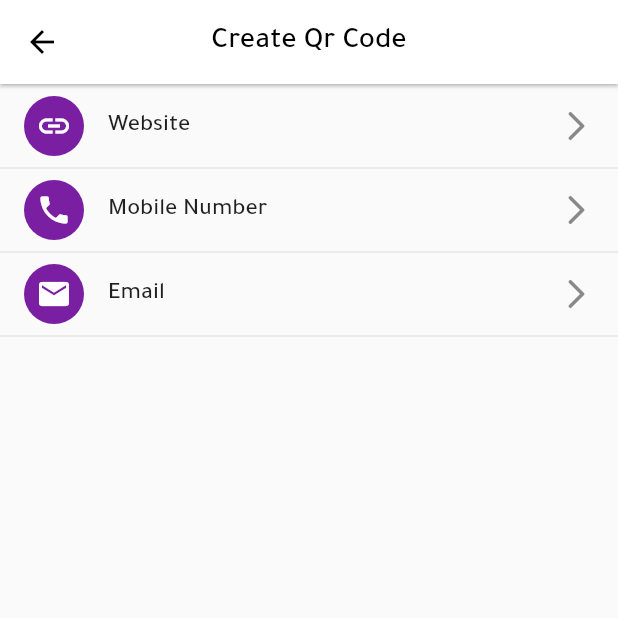
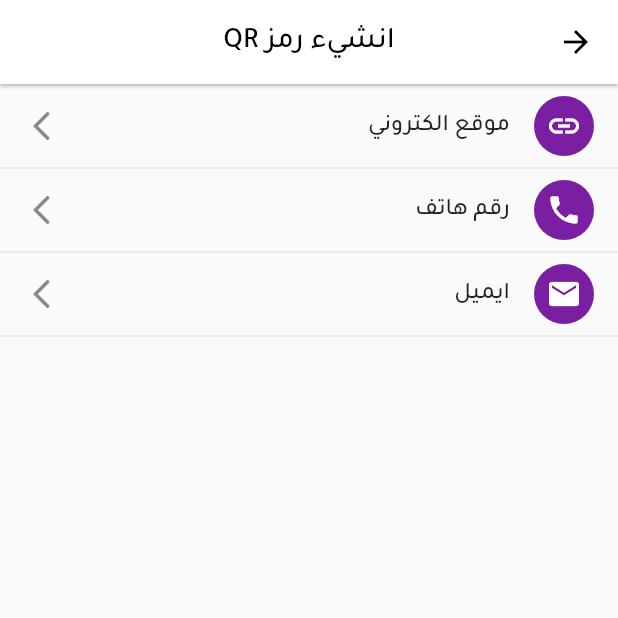
Before and after one commit to Modather-ali/qr_hub, a Flutter app: the SelectQrCodeType screen opened directly, on a phone screen of 412 x 824 dp, the top half of it. Run offline on Flutter 3.47's test engine with Material 2 defaults, Android fonts, the phone set to English and light mode, and no system bars; our stand-ins replace auto_size_text, get, image_gallery_saver, permission_handler, screenshot, share_plus and 2 more; missing offline and left inert: circular_clip_route, day_night_switcher, qr_code_scanner, syncfusion_flutter_barcodes; accounts and stored records are empty.

Commit message:
added ar language

```diff
--- a/lib/main.dart
+++ b/lib/main.dart
@@ -19,7 +19,7 @@ class MyApp extends StatefulWidget {
 }
 
 class _MyAppState extends State<MyApp> {
-  // final ThemeController _themeController = Get.put(ThemeController());
+  final ThemeController _themeController = Get.put(ThemeController());
   @override
   void initState() {
     // _themeController.readData();
@@ -33,6 +33,8 @@ class _MyAppState extends State<MyApp> {
       title: 'QrHub',
       theme: lightTheme,
       darkTheme: darkTheme,
+      locale: Locale(_themeController.local),
+      translations: AppLocale(),
       // themeMode: _themeController.themeMode == 'dark'
       //     ? ThemeMode.dark
       //     : ThemeMode.light,
--- a/lib/packages.dart
+++ b/lib/packages.dart
@@ -26,6 +26,7 @@ export 'src/controller/qr_controller.dart';
 export 'src/controller/theme_controller.dart';
 export 'src/extensions/date_extension.dart';
 export 'src/models/qr_model.dart';
+export 'src/res/app_locale.dart';
 export 'src/res/app_theme.dart';
 export 'src/res/assets.dart';
 export 'src/screens/create_qr_code/create_qr_code.dart';
--- a/lib/src/components/qr_item_card.dart
+++ b/lib/src/components/qr_item_card.dart
@@ -7,6 +7,8 @@ class QrItemCard extends StatelessWidget {
       : super(key: key);
   @override
   Widget build(BuildContext context) {
+    String date =
+        '${qrModel.date.split(',')[0].tr}, ${qrModel.date.split(',')[1]}';
     return GestureDetector(
       onTap: () {
         Navigator.push(
@@ -44,7 +46,7 @@ class QrItemCard extends StatelessWidget {
             ),
           ),
           subtitle: Text(
-            qrModel.date,
+            date,
             style: const TextStyle(
               fontSize: 15,
               fontWeight: FontWeight.w400,
--- a/lib/src/components/super_text_field.dart
+++ b/lib/src/components/super_text_field.dart
@@ -32,7 +32,7 @@ class SuperTextField extends StatelessWidget {
     return Padding(
       padding: const EdgeInsets.only(top: 16),
       child: TextFormField(
-        onChanged: onChanged,
+        textDirection: TextDirection.ltr,
         controller: controller,
         validator: validator,
         scrollPadding: const EdgeInsets.all(50),
--- /dev/null
+++ b/lib/src/res/app_locale.dart
@@ -0,0 +1,53 @@
+import 'package:qr_hub/packages.dart';
+
+class AppLocale implements Translations {
+  @override
+  Map<String, Map<String, String>> get keys => {
+        "en": {
+          "You have deleted": "You have deleted",
+          'Create Qr Code': 'Create Qr Code',
+          'Edit': 'Edit',
+          'Delete': 'Delete',
+          'Open': 'Open',
+          'Share': 'Share',
+          'Save': 'Save',
+          'Website': 'Website',
+          'Mobile Number': 'Mobile Number',
+          'Email': 'Email',
+          'Share the app': 'Share the app',
+          'Rate us': 'Rate us',
+          'Source Code': 'Source Code',
+          'locale': 'عربي',
+          'Monday': 'Monday',
+          'Tuesday': 'Tuesday',
+          'Wednesday': 'Wednesday',
+          'Thursday': 'Thursday',
+          'Friday': 'Friday',
+          'Saturday': 'Saturday',
+          'Sunday': 'Sunday'
+        },
+        "ar": {
+          "You have deleted": 'قد قمت بحذف',
+          'Create Qr Code': 'انشيء رمز QR',
+          'Edit': 'تعديل',
+          'Delete': 'حذف',
+          'Open': 'فتح',
+          'Share': 'مشاركة',
+          'Save': 'حفظ',
+          'Website': 'موقع الكتروني',
+          'Mobile Number': 'رقم هاتف',
+          'Email': 'ايميل',
+          'Share the app': 'شارك التطبيق',
+          'Rate us': 'قيمنا',
+          'Source Code': 'الكود المصدري',
+          'locale': 'English',
+          'Monday': 'الاثنين',
+          'Tuesday': 'الثلاثاء',
+          'Wednesday': 'الاربعاء',
+          'Thursday': 'الخميس',
+          'Friday': 'الجمعة',
+          'Saturday': 'السبت',
+          'Sunday': 'الأحد',
+        },
+      };
+}
--- a/lib/src/screens/create_qr_code/select_qr_code_type.dart
+++ b/lib/src/screens/create_qr_code/select_qr_code_type.dart
@@ -30,9 +30,9 @@ class _SelectQrCodeTypeState extends State<SelectQrCodeType> {
   Widget build(BuildContext context) {
     return Scaffold(
       appBar: AppBar(
-        title: const Text(
-          'Create Qr Code',
-          style: TextStyle(color: Colors.black),
+        title: Text(
+          'Create Qr Code'.tr,
+          style: const TextStyle(color: Colors.black),
         ),
         centerTitle: true,
         elevation: 1,
@@ -41,7 +41,7 @@ class _SelectQrCodeTypeState extends State<SelectQrCodeType> {
         children: List.generate(
           _qrType.length,
           (index) => NiceListTile(
-            titleText: _qrType[index]['type'],
+            titleText: _qrType[index]['type'].toString().tr,
             iconData: _qrType[index]['icon'],
             onTap: () {
               Get.off(() => CreateQRCodePage(
--- a/lib/src/screens/home.dart
+++ b/lib/src/screens/home.dart
@@ -81,7 +81,7 @@ class _HomeScreenState extends State<HomeScreen> {
                 onDismissed: (direction) async {
                   await _controller.deleteData(
                       _controller.qrModelsDataList[index].id, index);
-                  Get.snackbar("You have deleted",
+                  Get.snackbar("You have deleted".tr,
                       _controller.qrModelsDataList[index].url,
                       backgroundColor: Colors.red,
                       colorText: Colors.white,
@@ -101,7 +101,7 @@ class _HomeScreenState extends State<HomeScreen> {
               Get.to(() => const SelectQrCodeType());
               // Get.to(() => const CreateQrCodePage());
             },
-            tooltip: 'Create Qr Code',
+            tooltip: 'Create Qr Code'.tr,
             child: const Icon(Icons.add),
           ),
           FloatingActionButton(
@@ -109,7 +109,7 @@ class _HomeScreenState extends State<HomeScreen> {
             onPressed: () {
               Get.to(() => const ScannerPage());
             },
-            tooltip: 'Scan Qr Code',
+            tooltip: '',
             child: const Icon(Icons.qr_code_scanner_rounded),
           ),
         ],
```
Also changed, not shown: lib/src/components/side_drawer.dart (+14 -6 lines), lib/src/controller/theme_controller.dart (+9 -5 lines), lib/src/screens/view_qr_code.dart (+6 -6 lines).
